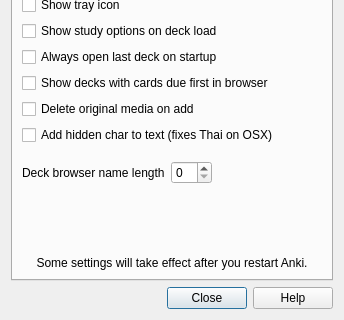
Before: the Qt Designer form designer/preferences.ui in ankitects/anki, drawn with Qt 5; both pictures show x 0 to 344 and y 147 to 467 of the 344 by 467 pixel window.
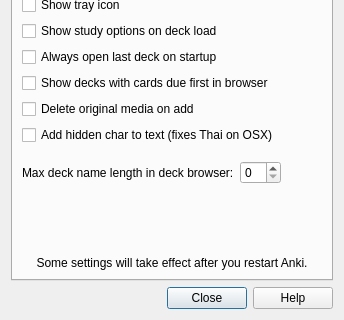
After: the same form once the commit is applied. The open tabs and pages were chosen to show the change.

Commit message: increase length, wrap text, improve doc string

```diff
--- a/designer/preferences.ui
+++ b/designer/preferences.ui
@@ -608,7 +608,7 @@
          <item>
           <widget class="QLabel" name="label_22">
            <property name="text">
-            <string>Deck browser name length</string>
+            <string>Max deck name length in deck browser:</string>
            </property>
           </widget>
          </item>
```
The commit also changes 2 other files.
